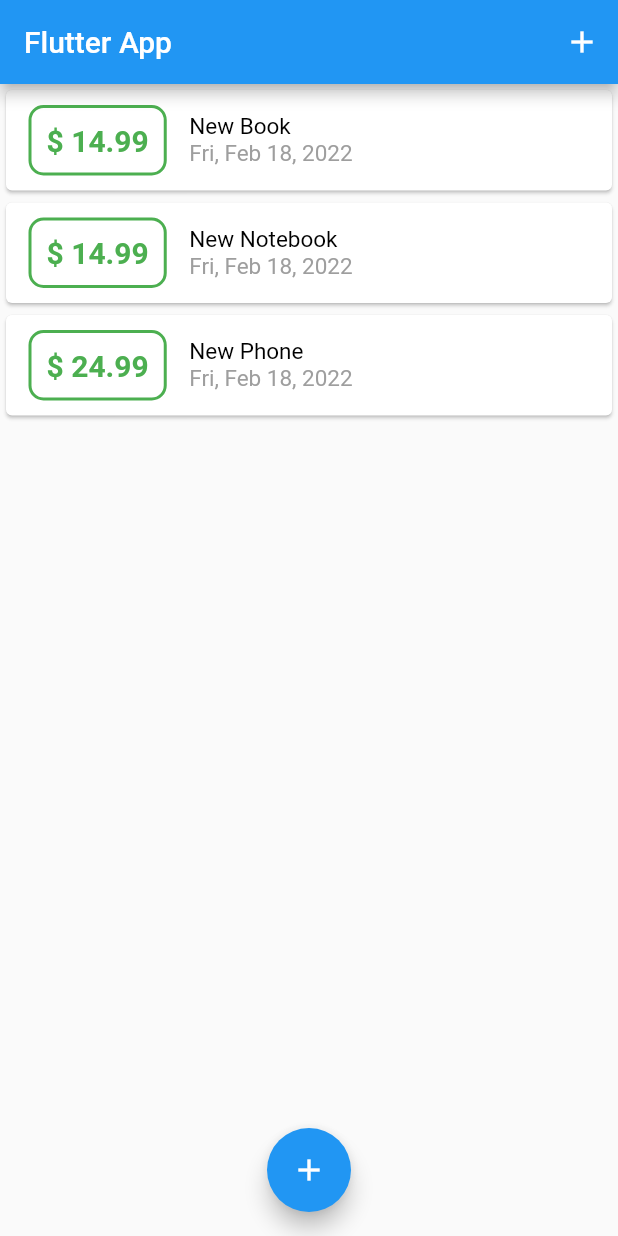
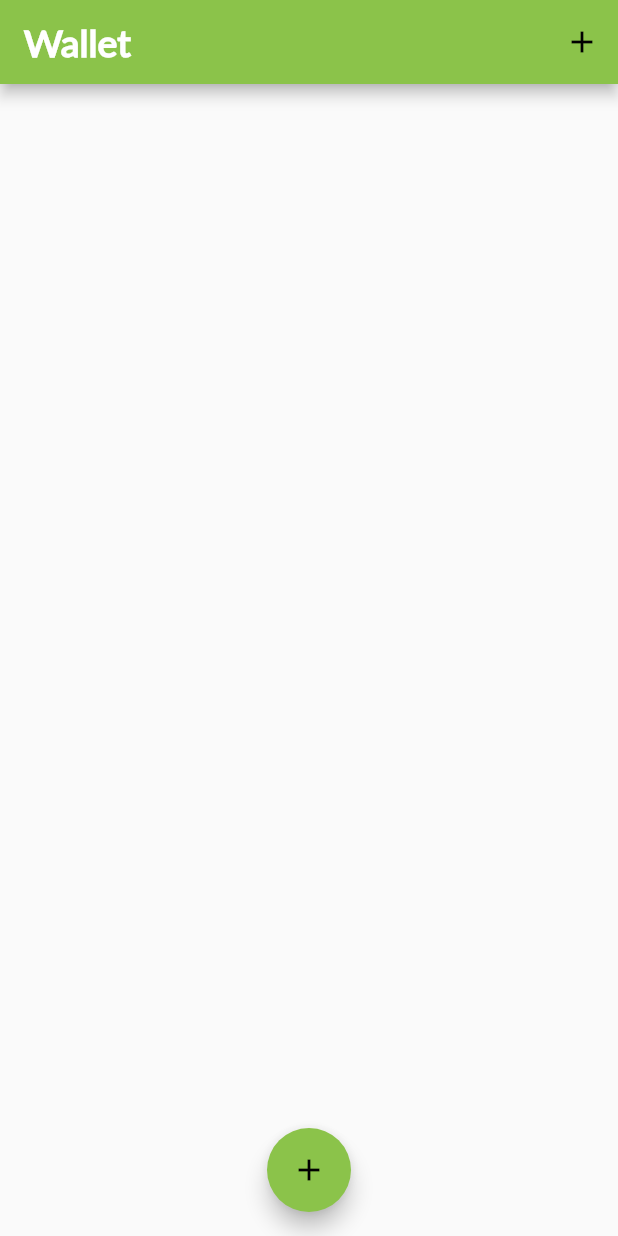
Before and after one commit to davdmoo/flutter_personal_expenses_app, a Flutter app: the screen it shows after launch, on a phone screen of 412 x 824 dp. Run offline on Flutter 3.47's test engine with Material 2 defaults, Android fonts, the phone set to English and light mode, and no system bars.

Commit message:
Feat: add theming and custom fonts

```diff
--- a/lib/main.dart
+++ b/lib/main.dart
@@ -10,7 +10,25 @@ class MyApp extends StatelessWidget {
   @override
   Widget build(BuildContext context) {
     return MaterialApp(
-      title: 'Flutter App',
+      title: 'Wallet',
+      theme: ThemeData(
+        primarySwatch: Colors.lightGreen,
+        fontFamily: 'Lato',
+        textTheme: ThemeData.light().textTheme.copyWith(
+          headline6: TextStyle(
+            fontFamily: 'Lato',
+            fontWeight: FontWeight.bold,
+            fontSize: 18,
+          ),
+        ),
+        appBarTheme: AppBarTheme(
+          titleTextStyle: TextStyle(
+            fontFamily: "Lato",
+            fontSize: 25,
+            fontWeight: FontWeight.bold,
+          ),
+        ),
+      ),
       home: MyHomePage(),
     );
   }
@@ -23,24 +41,24 @@ class MyHomePage extends StatefulWidget {
 
 class _MyHomePageState extends State<MyHomePage> {
   final List<Transaction> _userTransactions = [
-    Transaction(
-      id: "1",
-      title: "New Book",
-      value: 14.99,
-      date: DateTime.now(),
-    ),
-    Transaction(
-      id: "2",
-      title: "New Notebook",
-      value: 14.99,
-      date: DateTime.now(),
-    ),
-    Transaction(
-      id: "3",
-      title: "New Phone",
-      value: 24.99,
-      date: DateTime.now(),
-    ),
+    // Transaction(
+    //   id: "1",
+    //   title: "New Book",
+    //   value: 14.99,
+    //   date: DateTime.now(),
+    // ),
+    // Transaction(
+    //   id: "2",
+    //   title: "New Notebook",
+    //   value: 14.99,
+    //   date: DateTime.now(),
+    // ),
+    // Transaction(
+    //   id: "3",
+    //   title: "New Phone",
+    //   value: 24.99,
+    //   date: DateTime.now(),
+    // ),
   ];
 
   void _addNewTransaction(String txTitle, double txValue) {
@@ -69,7 +87,9 @@ class _MyHomePageState extends State<MyHomePage> {
   Widget build(BuildContext context) {
     return Scaffold(
       appBar: AppBar(
-        title: const Text('Flutter App'),
+        title: Text('Wallet',
+        style: Theme.of(context).appBarTheme.titleTextStyle,
+        ),
         actions: <Widget>[
           IconButton(
             icon: Icon(Icons.add),
--- a/lib/widgets/transaction_list.dart
+++ b/lib/widgets/transaction_list.dart
@@ -25,17 +25,17 @@ class TransactionList extends StatelessWidget {
                     decoration: BoxDecoration(
                       borderRadius: BorderRadius.circular(10.0),
                       border: Border.all(
-                      color: Colors.green,
+                      color: Theme.of(context).primaryColorDark,
                       width: 2,
                       ),
                     ),
                     padding: const EdgeInsets.all(10),
                     child: Text(
                       "\$ ${transactions[idx].value.toStringAsFixed(2)}",
-                      style: const TextStyle(
+                      style: TextStyle(
                         fontWeight: FontWeight.bold,
                         fontSize: 20,
-                        color: Colors.green,
+                        color: Theme.of(context).primaryColorDark,
                       ),
                     ),
                   ),
@@ -44,10 +44,7 @@ class TransactionList extends StatelessWidget {
                     children: <Widget>[
                       Text(
                         transactions[idx].title,
-                        style: const TextStyle(
-                          fontSize: 15,
-                          color: Colors.black,
-                        ),
+                        style: Theme.of(context).textTheme.headline6,
                       ),
                       Text(
                         DateFormat.yMMMEd().format(transactions[idx].date),
```
Also changed, not shown: pubspec.yaml (+7 -7 lines), assets/fonts/Lato-Medium.ttf (added), assets/fonts/Lato-MediumItalic.ttf (added), assets/images/waiting.png (added).
